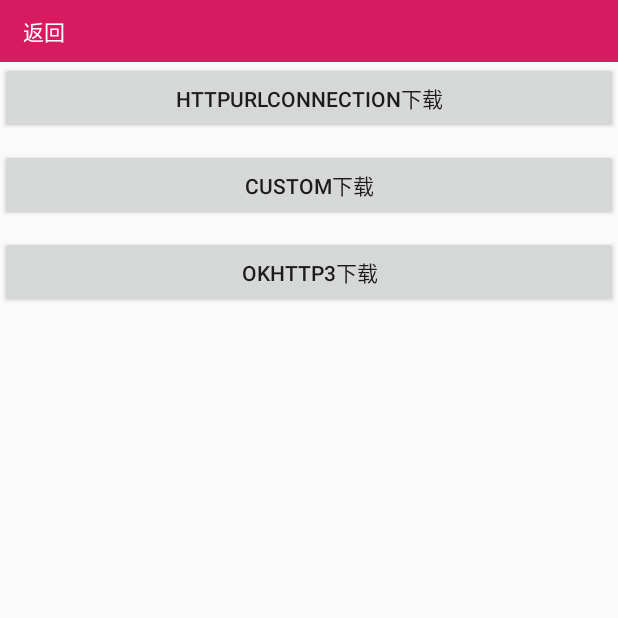
After one commit to dawei1980/AndroidNettySocketIOControlExoplayer, an Android app: the Download2Activity screen opened directly, with no data from a screen before it, on a phone screen of 412 x 824 dp, the top half of it. The commit adds this screen. Run offline under Robolectric (Android 15) with nearby library versions, the phone set to English and light mode, and no system bars; our stand-ins replace ButterKnife.

Commit message:
Change name

```diff
--- a/app/build.gradle
+++ b/app/build.gradle
@@ -42,5 +42,8 @@
 
     implementation group: 'io.socket', name: 'socket.io-client', version: '1.0.0'
 
+    implementation("com.squareup.okhttp3:okhttp:4.4.0")
+    implementation("com.squareup.okio:okio:2.4.3")
+
     implementation 'com.liulishuo.filedownloader:library:1.7.4'
 }
--- /dev/null
+++ b/app/src/main/java/com/exoplayer/demo/activity/Download2Activity.java
@@ -0,0 +1,42 @@
+package com.exoplayer.demo.activity;
+
+import android.content.Intent;
+import android.os.Bundle;
+import android.view.View;
+
+import androidx.appcompat.app.AppCompatActivity;
+
+import com.exoplayer.demo.R;
+
+import butterknife.BindView;
+import butterknife.ButterKnife;
+import butterknife.OnClick;
+
+public class Download2Activity extends AppCompatActivity {
+
+    @Override
+    protected void onCreate(Bundle savedInstanceState) {
+        super.onCreate(savedInstanceState);
+        setContentView(R.layout.activity_download_2);
+
+        ButterKnife.bind(this);
+    }
+
+    @OnClick({R.id.back_btn,R.id.download_btn1,R.id.download_btn2,R.id.download_btn3})
+    public void onClick(View v){
+        switch (v.getId()){
+            case R.id.back_btn:
+                finish();
+                break;
+            case R.id.download_btn1:
+
+                break;
+            case R.id.download_btn2:
+
+                break;
+            case R.id.download_btn3:
+
+                break;
+        }
+    }
+}
--- /dev/null
+++ b/app/src/main/res/layout/activity_download_2.xml
@@ -0,0 +1,28 @@
+<?xml version="1.0" encoding="utf-8"?>
+<LinearLayout xmlns:android="http://schemas.android.com/apk/res/android"
+    android:layout_width="match_parent"
+    android:layout_height="match_parent"
+    android:orientation="vertical">
+
+    <include layout="@layout/title_bar"/>
+
+    <Button
+        android:id="@+id/download_btn1"
+        android:layout_width="match_parent"
+        android:layout_height="wrap_content"
+        android:text="HttpUrlConnection下载"/>
+
+    <Button
+        android:id="@+id/download_btn2"
+        android:layout_width="match_parent"
+        android:layout_height="wrap_content"
+        android:text="Custom下载"
+        android:layout_marginTop="10dp"/>
+
+    <Button
+        android:id="@+id/download_btn3"
+        android:layout_width="match_parent"
+        android:layout_height="wrap_content"
+        android:text="Okhttp3下载"
+        android:layout_marginTop="10dp"/>
+</LinearLayout>
--- a/app/src/main/res/values/strings.xml
+++ b/app/src/main/res/values/strings.xml
@@ -1,8 +1,8 @@
 <resources xmlns:xliff="urn:oasis:names:tc:xliff:document:1.2">
 
     <string name="btn_1">视频1</string>
-    <string name="btn_2">视频2</string>
-    <string name="btn_3">视频3</string>
+    <string name="btn_2">下载1</string>
+    <string name="btn_3">视频2</string>
     <string name="back_text">返回</string>
 
     <string name="app_name">ExoplayerProject</string>
```
Also changed, not shown: app/src/main/AndroidManifest.xml (+12 -3 lines), app/src/main/java/com/exoplayer/demo/util/DownloadUtil.java (added, +126 -0 lines).
